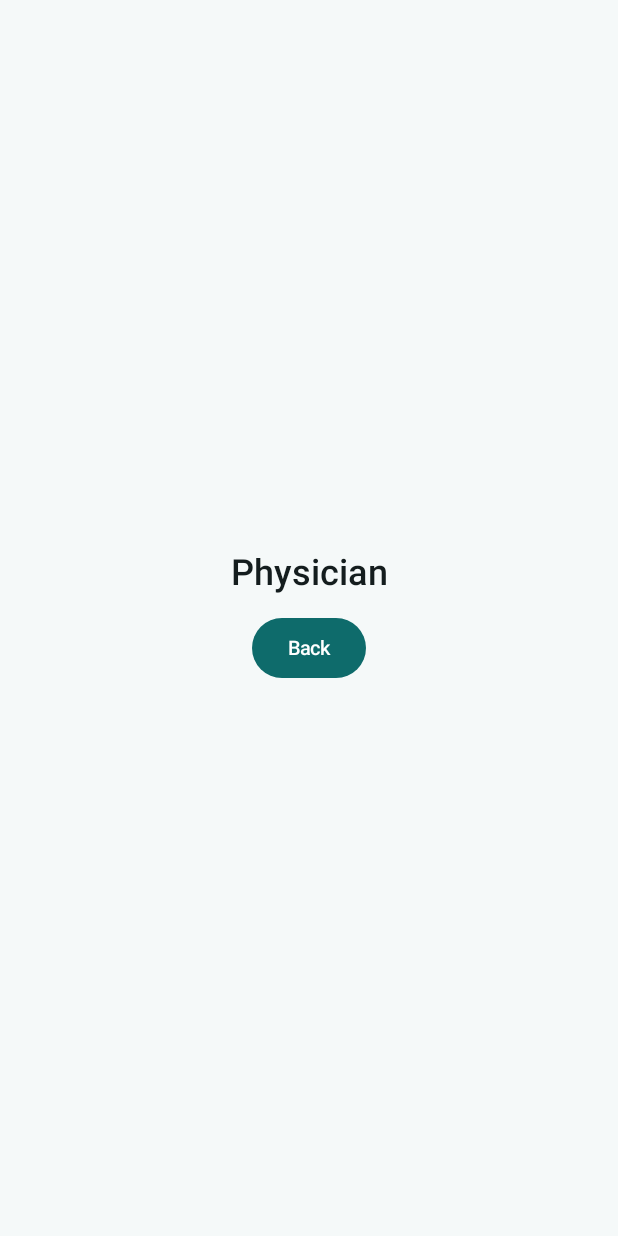
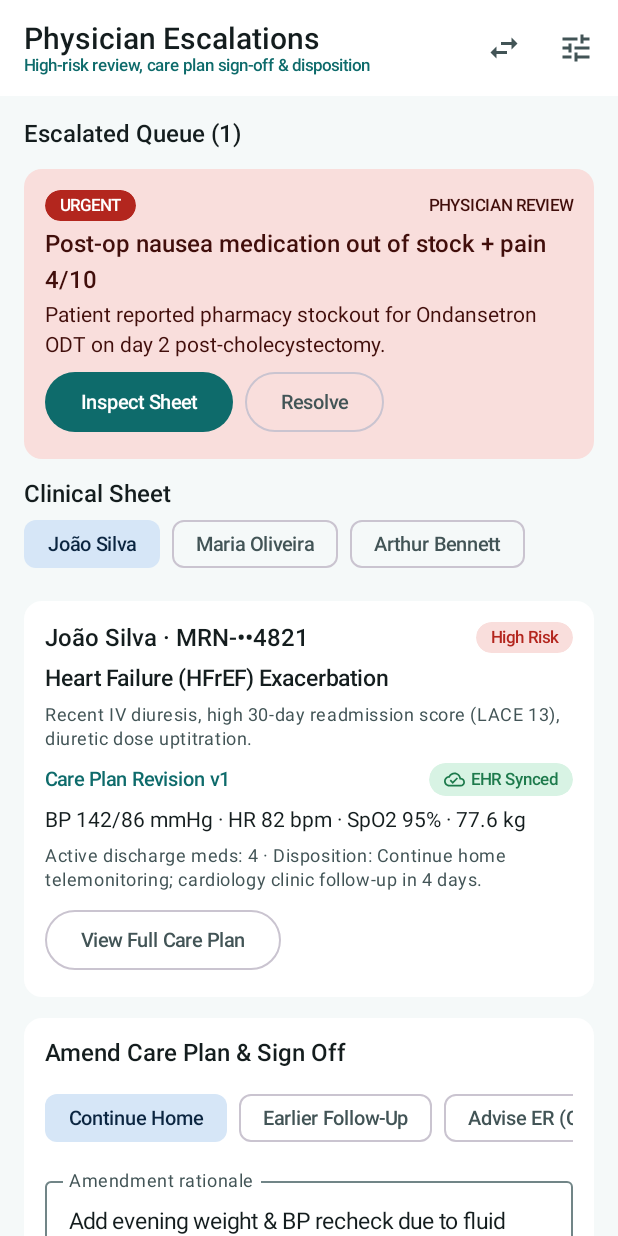
Before and after one commit to gilsonjuniorpro/hospital-discharge-companion, an Android app built with Jetpack Compose: the PhysicianWorkstationScreen screen opened through its navigation route, on a phone screen of 412 x 824 dp. Run offline under Robolectric (Android 15) with nearby library versions, the phone set to English and light mode, and no system bars; our stand-ins replace Dagger/Hilt's generated code.

Commit message:
feat: add PhysicianWorkstationScreen with escalated queue, clinical sheet, disposition, and care plan sign-off

```diff
--- a/app/src/main/java/com/hospitaldischargecompanion/core/navigation/HdcNavHost.kt
+++ b/app/src/main/java/com/hospitaldischargecompanion/core/navigation/HdcNavHost.kt
@@ -25,6 +25,7 @@ import com.hospitaldischargecompanion.feature.family.FamilyHomeScreen
 import com.hospitaldischargecompanion.feature.medications.MedicationScreen
 import com.hospitaldischargecompanion.feature.nurse.NurseWorkstationScreen
 import com.hospitaldischargecompanion.feature.patient.PatientHomeScreen
+import com.hospitaldischargecompanion.feature.physician.PhysicianWorkstationScreen
 import com.hospitaldischargecompanion.feature.profile.ProfileSelectionScreen
 import com.hospitaldischargecompanion.feature.telemonitor.TelemonitoringScreen
 
@@ -92,7 +93,12 @@ fun HdcNavHost(
             )
         }
         composable<HdcRoute.PhysicianWorkstation> {
-            RolePlaceholderScreen(stringResource(R.string.role_physician_title), navigateToProfile)
+            PhysicianWorkstationScreen(
+                onSwitchRole = navigateToProfile,
+                onOpenDemoControls = { navController.navigate(HdcRoute.DemoControls) },
+                onOpenCarePlan = { epId -> navController.navigate(HdcRoute.CarePlan(epId)) },
+                onOpenEhrSync = { epId -> navController.navigate(HdcRoute.EhrSync(epId)) }
+            )
         }
         composable<HdcRoute.CarePlan> {
             CarePlanScreen(onBack = { navController.popBackStack() })
--- /dev/null
+++ b/app/src/main/java/com/hospitaldischargecompanion/feature/physician/PhysicianWorkstationScreen.kt
@@ -0,0 +1,306 @@
+package com.hospitaldischargecompanion.feature.physician
+
+import androidx.compose.foundation.layout.Arrangement
+import androidx.compose.foundation.layout.Column
+import androidx.compose.foundation.layout.PaddingValues
+import androidx.compose.foundation.layout.Row
+import androidx.compose.foundation.layout.fillMaxSize
+import androidx.compose.foundation.layout.fillMaxWidth
+import androidx.compose.foundation.layout.padding
+import androidx.compose.foundation.lazy.LazyColumn
+import androidx.compose.foundation.lazy.LazyRow
+import androidx.compose.foundation.lazy.items
+import androidx.compose.material.icons.Icons
+import androidx.compose.material.icons.outlined.SwapHoriz
+import androidx.compose.material.icons.outlined.Tune
+import androidx.compose.material3.Button
+import androidx.compose.material3.Card
+import androidx.compose.material3.CardDefaults
+import androidx.compose.material3.ExperimentalMaterial3Api
+import androidx.compose.material3.FilterChip
+import androidx.compose.material3.Icon
+import androidx.compose.material3.IconButton
+import androidx.compose.material3.MaterialTheme
+import androidx.compose.material3.OutlinedButton
+import androidx.compose.material3.OutlinedTextField
+import androidx.compose.material3.Scaffold
+import androidx.compose.material3.Text
+import androidx.compose.material3.TopAppBar
+import androidx.compose.runtime.Composable
+import androidx.compose.runtime.getValue
+import androidx.compose.runtime.mutableStateOf
+import androidx.compose.runtime.remember
+import androidx.compose.runtime.setValue
+import androidx.compose.ui.Alignment
+import androidx.compose.ui.Modifier
+import androidx.compose.ui.res.stringResource
+import androidx.compose.ui.text.font.FontWeight
+import androidx.compose.ui.unit.dp
+import androidx.hilt.navigation.compose.hiltViewModel
+import androidx.lifecycle.compose.collectAsStateWithLifecycle
+import com.hospitaldischargecompanion.R
+import com.hospitaldischargecompanion.core.ui.components.EhrSyncStatusChip
+import com.hospitaldischargecompanion.core.ui.components.EmptyStateCard
+import com.hospitaldischargecompanion.core.ui.components.ErrorRetryCard
+import com.hospitaldischargecompanion.core.ui.components.LoadingStateBox
+import com.hospitaldischargecompanion.core.ui.components.RiskTierBadge
+import com.hospitaldischargecompanion.core.ui.components.SectionHeader
+import com.hospitaldischargecompanion.core.ui.components.StatusPill
+import com.hospitaldischargecompanion.core.ui.theme.HdcColors
+
+@OptIn(ExperimentalMaterial3Api::class)
+@Composable
+fun PhysicianWorkstationScreen(
+    onSwitchRole: () -> Unit,
+    onOpenDemoControls: () -> Unit,
+    onOpenCarePlan: (String) -> Unit,
+    onOpenEhrSync: (String) -> Unit,
+    viewModel: PhysicianWorkstationViewModel = hiltViewModel()
+) {
+    val state by viewModel.uiState.collectAsStateWithLifecycle()
+    var amendmentSummary by remember { mutableStateOf("Add evening weight & BP recheck due to fluid trend") }
+    var newTaskTitle by remember { mutableStateOf("Evening dry-weight & seated BP recheck") }
+    var newRedFlag by remember { mutableStateOf("") }
+
+    Scaffold(
+        topBar = {
+            TopAppBar(
+                title = {
+                    Column {
+                        Text(text = stringResource(R.string.physician_workstation_title), style = MaterialTheme.typography.titleLarge)
+                        Text(
+                            text = stringResource(R.string.physician_workstation_subtitle),
+                            style = MaterialTheme.typography.labelSmall,
+                            color = MaterialTheme.colorScheme.primary
+                        )
+                    }
+                },
+                actions = {
+                    IconButton(onClick = onSwitchRole) {
+                        Icon(
+                            imageVector = Icons.Outlined.SwapHoriz,
+                            contentDescription = stringResource(R.string.action_switch_role)
+                        )
+                    }
+                    IconButton(onClick = onOpenDemoControls) {
+                        Icon(
+                            imageVector = Icons.Outlined.Tune,
+                            contentDescription = stringResource(R.string.action_demo_controls)
+                        )
+                    }
+                }
+            )
+        }
+    ) { innerPadding ->
+        if (state.isLoading) {
+            LoadingStateBox(modifier = Modifier.padding(innerPadding))
+            return@Scaffold
+        }
+
+        LazyColumn(
+            modifier = Modifier
+                .fillMaxSize()
+                .padding(innerPadding),
+            contentPadding = PaddingValues(16.dp),
+            verticalArrangement = Arrangement.spacedBy(14.dp)
+        ) {
+            state.errorMessage?.let { err ->
+                item { ErrorRetryCard(message = err, onRetry = { viewModel.dismissError() }) }
+            }
+            state.feedbackBanner?.let { banner ->
+                item {
+                    Card(colors = CardDefaults.cardColors(containerColor = HdcColors.StatusSuccessContainer)) {
+                        Text(
+                            text = banner,
+                            style = MaterialTheme.typography.bodyMedium,
+                            color = HdcColors.StatusSuccess,
+                            modifier = Modifier.padding(14.dp)
+                        )
+                    }
+                }
+            }
+
+            item {
+                SectionHeader(title = stringResource(R.string.physician_escalated_queue_title, state.escalatedQueue.size))
+            }
+
+            if (state.escalatedQueue.isEmpty()) {
+                item {
+                    EmptyStateCard(
+                        title = stringResource(R.string.physician_queue_empty_title),
+                        subtitle = stringResource(R.string.physician_queue_empty_subtitle)
+                    )
+                }
+            } else {
+                items(state.escalatedQueue, key = { it.id }) { alert ->
+                    Card(colors = CardDefaults.cardColors(containerColor = HdcColors.StatusCriticalContainer)) {
+                        Column(
+                            modifier = Modifier
+                                .fillMaxWidth()
+                                .padding(14.dp),
+                            verticalArrangement = Arrangement.spacedBy(6.dp)
+                        ) {
+                            Row(
+                                modifier = Modifier.fillMaxWidth(),
+                                horizontalArrangement = Arrangement.SpaceBetween,
+                                verticalAlignment = Alignment.CenterVertically
+                            ) {
+                                StatusPill(
+                                    label = alert.severity.name,
+                                    containerColor = HdcColors.StatusCritical,
+                                    contentColor = MaterialTheme.colorScheme.onError
+                                )
+                                Text(
+                                    text = alert.escalationStage.name.replace('_', ' '),
+                                    style = MaterialTheme.typography.labelSmall
+                                )
+                            }
+                            Text(text = alert.title, style = MaterialTheme.typography.titleMedium, fontWeight = FontWeight.SemiBold)
+                            Text(text = alert.summary, style = MaterialTheme.typography.bodyMedium)
+                            Row(horizontalArrangement = Arrangement.spacedBy(8.dp)) {
+                                Button(onClick = { viewModel.selectEpisode(alert.episodeId) }) {
+                                    Text(text = stringResource(R.string.physician_open_sheet))
+                                }
+                                OutlinedButton(onClick = { viewModel.resolveEscalatedAlert(alert.id) }) {
+                                    Text(text = stringResource(R.string.action_resolve))
+                                }
+                            }
+                        }
+                    }
+                }
+            }
+
+            item {
+                SectionHeader(title = stringResource(R.string.physician_clinical_sheet_title))
+                LazyRow(horizontalArrangement = Arrangement.spacedBy(8.dp)) {
+                    items(state.episodes) { ep ->
+                        FilterChip(
+                            selected = ep.id == state.selectedEpisode?.id,
+                            onClick = { viewModel.selectEpisode(ep.id) },
+                            label = { Text(text = ep.patientName) }
+                        )
+                    }
+                }
+            }
+
+            state.selectedEpisode?.let { ep ->
+                item {
+                    Card(colors = CardDefaults.cardColors(containerColor = MaterialTheme.colorScheme.surface)) {
+                        Column(
+                            modifier = Modifier
+                                .fillMaxWidth()
+                                .padding(14.dp),
+                            verticalArrangement = Arrangement.spacedBy(8.dp)
+                        ) {
+                            Row(
+                                modifier = Modifier.fillMaxWidth(),
+                                horizontalArrangement = Arrangement.SpaceBetween,
+                                verticalAlignment = Alignment.CenterVertically
+                            ) {
+                                Text(text = "${ep.patientName} · ${ep.mrnMasked}", style = MaterialTheme.typography.titleMedium)
+                                RiskTierBadge(riskTier = ep.riskTier)
+                            }
+                            Text(text = ep.diagnosisTitle, style = MaterialTheme.typography.bodyLarge, fontWeight = FontWeight.SemiBold)
+                            Text(text = ep.riskRationale, style = MaterialTheme.typography.bodySmall, color = MaterialTheme.colorScheme.onSurfaceVariant)
+                            Row(
+                                modifier = Modifier.fillMaxWidth(),
+                                horizontalArrangement = Arrangement.SpaceBetween,
+                                verticalAlignment = Alignment.CenterVertically
+                            ) {
+                                Text(
+                                    text = stringResource(R.string.care_plan_revision_badge, ep.carePlanRevision),
+                                    style = MaterialTheme.typography.labelLarge,
+                                    color = MaterialTheme.colorScheme.primary
+                                )
+                                EhrSyncStatusChip(status = ep.ehrSyncStatus, onClick = { onOpenEhrSync(ep.id) })
+                            }
+                            state.recentVitals.lastOrNull()?.let { v ->
+                                Text(
+                                    text = stringResource(
+                                        R.string.latest_vitals_line,
+                                        v.systolicMmHg,
+                                        v.diastolicMmHg,
+                                        v.heartRateBpm,
+                                        v.spo2Percent,
+                                        v.weightKg
+                                    ),
+                                    style = MaterialTheme.typography.bodyMedium
+                                )
+                            }
+                            Text(
+                                text = stringResource(
+                                    R.string.physician_med_count_format,
+                                    state.medications.size,
+                                    ep.dispositionNote
+                                ),
+                                style = MaterialTheme.typography.bodySmall,
+                                color = MaterialTheme.colorScheme.onSurfaceVariant
+                            )
+                            OutlinedButton(onClick = { onOpenCarePlan(ep.id) }) {
+                                Text(text = stringResource(R.string.physician_inspect_care_plan))
+                            }
+                        }
+                    }
+                }
+
+                item {
+                    Card(colors = CardDefaults.cardColors(containerColor = MaterialTheme.colorScheme.surface)) {
+                        Column(
+                            modifier = Modifier
+                                .fillMaxWidth()
+                                .padding(14.dp),
+                            verticalArrangement = Arrangement.spacedBy(10.dp)
+                        ) {
+                            Text(
+                                text = stringResource(R.string.physician_amend_title),
+                                style = MaterialTheme.typography.titleMedium,
+                                fontWeight = FontWeight.SemiBold
+                            )
+                            LazyRow(horizontalArrangement = Arrangement.spacedBy(8.dp)) {
+                                val options = listOf(
+                                    ClinicalDisposition.CONTINUE_HOME to R.string.disposition_continue_home,
+                                    ClinicalDisposition.EARLIER_FOLLOW_UP to R.string.disposition_earlier_followup,
+                                    ClinicalDisposition.ADVISE_ER_COPY_ONLY to R.string.disposition_advise_er
+                                )
+                                items(options) { (disp, labelRes) ->
+                                    FilterChip(
+                                        selected = state.selectedDisposition == disp,
+                                        onClick = { viewModel.selectDisposition(disp) },
+                                        label = { Text(text = stringResource(labelRes)) }
+                                    )
+                                }
+                            }
+                            OutlinedTextField(
+                                value = amendmentSummary,
+                                onValueChange = { amendmentSummary = it },
+                                label = { Text(text = stringResource(R.string.physician_amend_summary_hint)) },
+                                modifier = Modifier.fillMaxWidth()
+                            )
+                            OutlinedTextField(
+                                value = newTaskTitle,
+                                onValueChange = { newTaskTitle = it },
+                                label = { Text(text = stringResource(R.string.physician_amend_task_hint)) },
+                                modifier = Modifier.fillMaxWidth()
+                            )
+                            OutlinedTextField(
+                                value = newRedFlag,
+                                onValueChange = { newRedFlag = it },
+                                label = { Text(text = stringResource(R.string.physician_amend_redflag_hint)) },
+                                modifier = Modifier.fillMaxWidth()
+                            )
+                            Button(
+                                onClick = {
+                                    viewModel.amendAndSignOffCarePlan(amendmentSummary, newTaskTitle, newRedFlag)
+                                    newRedFlag = ""
+                                },
+                                modifier = Modifier.fillMaxWidth()
+                            ) {
+                                Text(text = stringResource(R.string.physician_sign_off_action))
+                            }
+                        }
+                    }
+                }
+            }
+        }
+    }
+}
--- /dev/null
+++ b/app/src/main/java/com/hospitaldischargecompanion/feature/physician/PhysicianWorkstationViewModel.kt
@@ -0,0 +1,156 @@
+package com.hospitaldischargecompanion.feature.physician
+
+import androidx.lifecycle.ViewModel
+import androidx.lifecycle.viewModelScope
+import com.hospitaldischargecompanion.core.alerts.AlertRepository
+import com.hospitaldischargecompanion.core.alerts.ClinicalAlert
+import com.hospitaldischargecompanion.core.demo.DemoSessionRepository
+import com.hospitaldischargecompanion.core.demo.DomainResult
+import com.hospitaldischargecompanion.core.demo.UserRole
+import com.hospitaldischargecompanion.core.discharge.CarePlanRepository
+import com.hospitaldischargecompanion.core.discharge.CarePlanRevision
+import com.hospitaldischargecompanion.core.discharge.CarePlanTaskType
+import com.hospitaldischargecompanion.core.discharge.DischargeEpisode
+import com.hospitaldischargecompanion.core.discharge.DischargeEpisodeRepository
+import com.hospitaldischargecompanion.core.medication.MedicationItem
+import com.hospitaldischargecompanion.core.medication.MedicationRepository
+import com.hospitaldischargecompanion.core.telemonitor.TelemonitoringRepository
+import com.hospitaldischargecompanion.core.telemonitor.VitalCheckIn
+import dagger.hilt.android.lifecycle.HiltViewModel
+import kotlinx.coroutines.ExperimentalCoroutinesApi
+import kotlinx.coroutines.flow.MutableStateFlow
+import kotlinx.coroutines.flow.SharingStarted
+import kotlinx.coroutines.flow.StateFlow
+import kotlinx.coroutines.flow.combine
+import kotlinx.coroutines.flow.flatMapLatest
+import kotlinx.coroutines.flow.stateIn
+import kotlinx.coroutines.launch
+import javax.inject.Inject
+
+enum class ClinicalDisposition(val summaryText: String) {
+    CONTINUE_HOME("Continue home telemonitoring with updated evening weight check."),
+    EARLIER_FOLLOW_UP("Schedule earlier cardiology/clinic follow-up within 48 hours."),
+    ADVISE_ER_COPY_ONLY("Advise ER evaluation / call local emergency services (educational demo copy only).")
+}
+
+data class PhysicianWorkstationUiState(
+    val escalatedQueue: List<ClinicalAlert> = emptyList(),
+    val episodes: List<DischargeEpisode> = emptyList(),
+    val selectedEpisode: DischargeEpisode? = null,
+    val recentVitals: List<VitalCheckIn> = emptyList(),
+    val medications: List<MedicationItem> = emptyList(),
+    val revisions: List<CarePlanRevision> = emptyList(),
+    val selectedDisposition: ClinicalDisposition = ClinicalDisposition.CONTINUE_HOME,
+    val feedbackBanner: String? = null,
+    val errorMessage: String? = null,
+    val isLoading: Boolean = true
+)
+
+@OptIn(ExperimentalCoroutinesApi::class)
+@HiltViewModel
+class PhysicianWorkstationViewModel @Inject constructor(
+    private val sessionRepository: DemoSessionRepository,
+    episodeRepository: DischargeEpisodeRepository,
+    private val carePlanRepository: CarePlanRepository,
+    medicationRepository: MedicationRepository,
+    telemonitoringRepository: TelemonitoringRepository,
+    private val alertRepository: AlertRepository
+) : ViewModel() {
+
+    private val _disposition = MutableStateFlow(ClinicalDisposition.CONTINUE_HOME)
+    private val _feedback = MutableStateFlow<Pair<String?, String?>>(null to null)
+
+    val uiState: StateFlow<PhysicianWorkstationUiState> = sessionRepository.sessionState
+        .flatMapLatest { session ->
+            val episodeId = session.selectedEpisodeId
+            combine(
+                alertRepository.observePhysicianEscalatedQueue(),
+                episodeRepository.observeAllEpisodes(),
+                telemonitoringRepository.observeCheckIns(episodeId),
+                medicationRepository.observeMedications(episodeId),
+                combine(
+                    carePlanRepository.observeRevisions(episodeId),
+                    _disposition,
+                    _feedback
+                ) { rev, disp, fb -> Triple(rev, disp, fb) }
+            ) { queue, episodes, vitals, meds, (revisions, disposition, feedback) ->
+                val activeEp = episodes.firstOrNull { it.id == episodeId } ?: episodes.firstOrNull()
+                PhysicianWorkstationUiState(
+                    escalatedQueue = queue,
+                    episodes = episodes,
+                    selectedEpisode = activeEp,
+                    recentVitals = vitals,
+                    medications = meds,
+                    revisions = revisions,
+                    selectedDisposition = disposition,
+                    feedbackBanner = feedback.first,
+                    errorMessage = feedback.second,
+                    isLoading = false
+                )
+            }
+        }.stateIn(
+            scope = viewModelScope,
+            started = SharingStarted.WhileSubscribed(5_000),
+            initialValue = PhysicianWorkstationUiState()
+        )
+
+    fun selectEpisode(episodeId: String) {
+        viewModelScope.launch {
+            sessionRepository.setSelectedEpisode(episodeId)
+        }
+    }
+
+    fun selectDisposition(disposition: ClinicalDisposition) {
+        _disposition.value = disposition
+    }
+
+    fun amendAndSignOffCarePlan(
+        changeSummary: String,
+        newTaskTitle: String,
+        newRedFlag: String
+    ) {
+        val state = uiState.value
+        val ep = state.selectedEpisode ?: return
+        viewModelScope.launch {
+            val res = carePlanRepository.amendCarePlan(
+                episodeId = ep.id,
+                actorRole = UserRole.PHYSICIAN,
+                authorName = ep.attendingPhysician,
+                changeSummary = changeSummary.ifBlank { state.selectedDisposition.summaryText },
+                newTaskTitle = newTaskTitle.ifBlank { "Evening dry-weight & seated BP recheck" },
+                newTaskInstructions = "Physician amendment (${state.selectedDisposition.name}): confirm evening reading.",
+                newTaskType = CarePlanTaskType.VITAL_CHECK,
+                newRedFlag = newRedFlag.takeIf { it.isNotBlank() },
+                dispositionNote = state.selectedDisposition.summaryText
+            )
+            when (res) {
+                is DomainResult.Success -> {
+                    _feedback.value = "Signed off Care Plan v${res.data.revisionNumber} for ${ep.patientName}." to null
+                }
+                is DomainResult.Failure -> {
+                    _feedback.value = null to res.error.detail
+                }
+            }
+        }
+    }
+
+    fun resolveEscalatedAlert(alertId: String) {
+        val doctor = uiState.value.selectedEpisode?.attendingPhysician ?: "Dr. Elena Vance, MD"
+        viewModelScope.launch {
+            val res = alertRepository.resolve(
+                alertId = alertId,
+                actorName = doctor,
+                actorRole = UserRole.PHYSICIAN,
+                resolutionNote = uiState.value.selectedDisposition.summaryText
+            )
+            when (res) {
+                is DomainResult.Success -> _feedback.value = "Alert resolved with physician disposition." to null
+                is DomainResult.Failure -> _feedback.value = null to res.error.detail
+            }
+        }
+    }
+
+    fun dismissError() {
+        _feedback.value = _feedback.value.first to null
+    }
+}
--- a/app/src/main/res/values/strings.xml
+++ b/app/src/main/res/values/strings.xml
@@ -163,4 +163,22 @@
     <string name="filter_high_risk">High Risk</string>
     <string name="filter_overdue">Overdue</string>
     <string name="filter_open_alerts">Open Alerts</string>
+
+    <string name="physician_workstation_title">Physician Escalations</string>
+    <string name="physician_workstation_subtitle">High-risk review, care plan sign-off &amp; disposition</string>
+    <string name="physician_escalated_queue_title">Escalated Queue (%1$d)</string>
+    <string name="physician_queue_empty_title">No Escalated High-Risk Alerts</string>
+    <string name="physician_queue_empty_subtitle">Noise-reduced physician queue is currently clear.</string>
+    <string name="physician_open_sheet">Inspect Sheet</string>
+    <string name="physician_clinical_sheet_title">Clinical Sheet</string>
+    <string name="physician_med_count_format">Active discharge meds: %1$d · Disposition: %2$s</string>
+    <string name="physician_inspect_care_plan">View Full Care Plan</string>
+    <string name="physician_amend_title">Amend Care Plan &amp; Sign Off</string>
+    <string name="disposition_continue_home">Continue Home</string>
+    <string name="disposition_earlier_followup">Earlier Follow-Up</string>
+    <string name="disposition_advise_er">Advise ER (Copy Only)</string>
+    <string name="physician_amend_summary_hint">Amendment rationale</string>
+    <string name="physician_amend_task_hint">New care-plan task title</string>
+    <string name="physician_amend_redflag_hint">Optional additional red flag</string>
+    <string name="physician_sign_off_action">Sign Off New Care Plan Revision</string>
 </resources>
```
